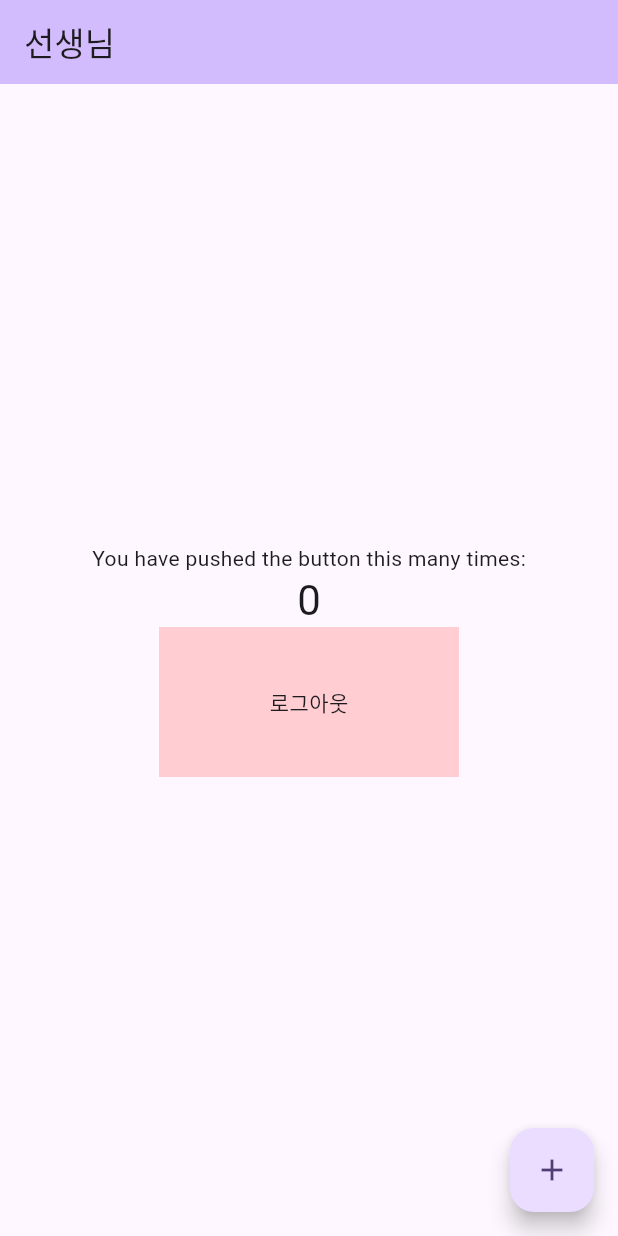
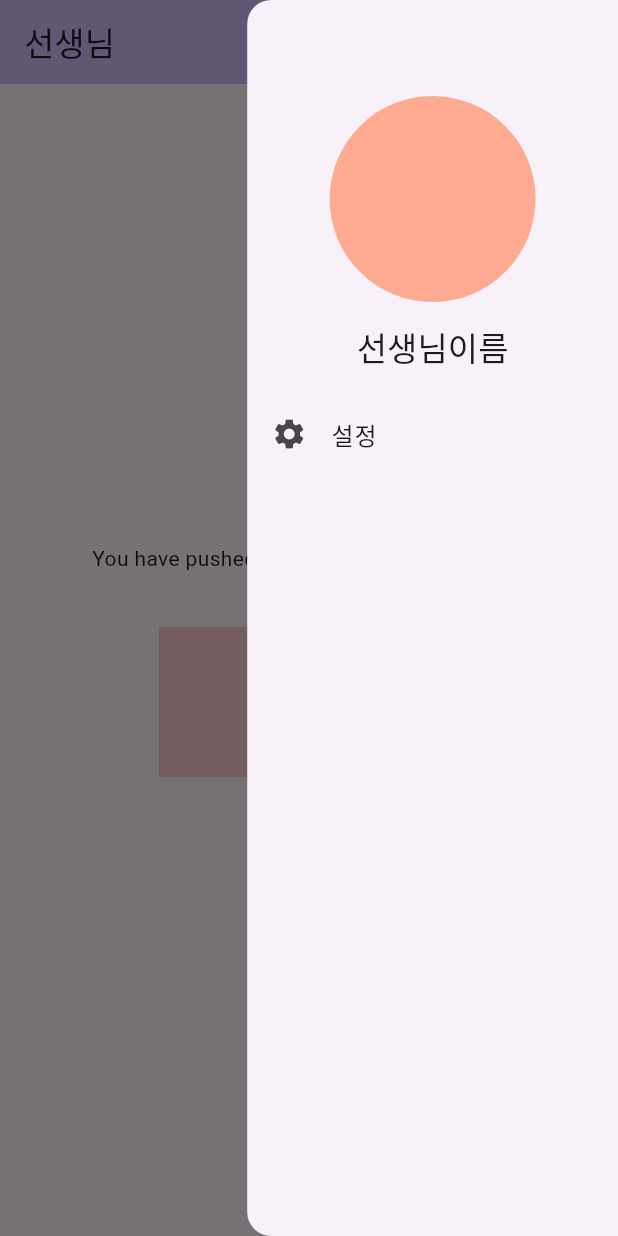
Before and after one commit to STUDULER/studuler_frontend, a Flutter app: the MyHomePage screen opened directly, with the side drawer open (before the commit the screen has no drawer), on a phone screen of 412 x 824 dp. Run offline on Flutter 3.47's test engine with Material 3 defaults, Android fonts, the phone set to English and light mode, and no system bars; our stand-ins replace dio, flutter_secure_storage, google_sign_in; missing offline and left inert: kakao_flutter_sdk; accounts and stored records are empty.

Commit message:
우측 DrawerPage

```diff
--- /dev/null
+++ b/lib/common/page/drawer_page.dart
@@ -0,0 +1,44 @@
+import 'package:flutter/material.dart';
+
+class DrawerPage extends StatelessWidget {
+  const DrawerPage({super.key});
+
+  @override
+  Widget build(BuildContext context) {
+    return Drawer(
+      width: MediaQuery.sizeOf(context).width / 5 * 3,
+      child: Column(
+        children: [
+          const SizedBox(
+            height: 64,
+          ),
+          Container(
+            width: MediaQuery.sizeOf(context).width / 3,
+            height: MediaQuery.sizeOf(context).width / 3,
+            decoration: BoxDecoration(
+              color: Colors.deepOrange.shade200,
+              borderRadius: BorderRadius.circular(128),
+            ),
+          ),
+          const SizedBox(
+            height: 16,
+          ),
+          Text(
+            "선생님이름",
+            style: Theme.of(context).textTheme.titleLarge,
+          ),
+          const SizedBox(
+            height: 16,
+          ),
+          ListTile(
+            leading: const Icon(Icons.settings),
+            title: const Text("설정"),
+            onTap: () {
+              print("설정");
+            },
+          )
+        ],
+      ),
+    );
+  }
+}
--- a/lib/main.dart
+++ b/lib/main.dart
@@ -2,11 +2,14 @@ import 'package:flutter/material.dart';
 import 'package:kakao_flutter_sdk/kakao_flutter_sdk.dart';
 
 import 'common/auth/auth_service.dart';
+import 'common/page/drawer_page.dart';
 import 'common/page/role_selection_page.dart';
 import 'common/page/splash_page.dart';
 
 void main() {
-  KakaoSdk.init(nativeAppKey: '948e680b2e31563c3d8f21e3881e9450'); // 이 줄을 runApp 위에 추가한다.
+  KakaoSdk.init(
+    nativeAppKey: '948e680b2e31563c3d8f21e3881e9450',
+  ); // 이 줄을 runApp 위에 추가한다.
   runApp(const MyApp());
 }
 
@@ -52,6 +55,7 @@ class _MyHomePageState extends State<MyHomePage> {
     return Scaffold(
       appBar: AppBar(
         backgroundColor: Theme.of(context).colorScheme.inversePrimary,
+        actions: <Widget>[Container()],
         title: Text(widget.title),
       ),
       body: Center(
@@ -93,7 +97,8 @@ class _MyHomePageState extends State<MyHomePage> {
         onPressed: _incrementCounter,
         tooltip: 'Increment',
         child: const Icon(Icons.add),
-      ), // This trailing comma makes auto-formatting nicer for build methods.
+      ),
+      endDrawer: const DrawerPage(),
     );
   }
 }
```
